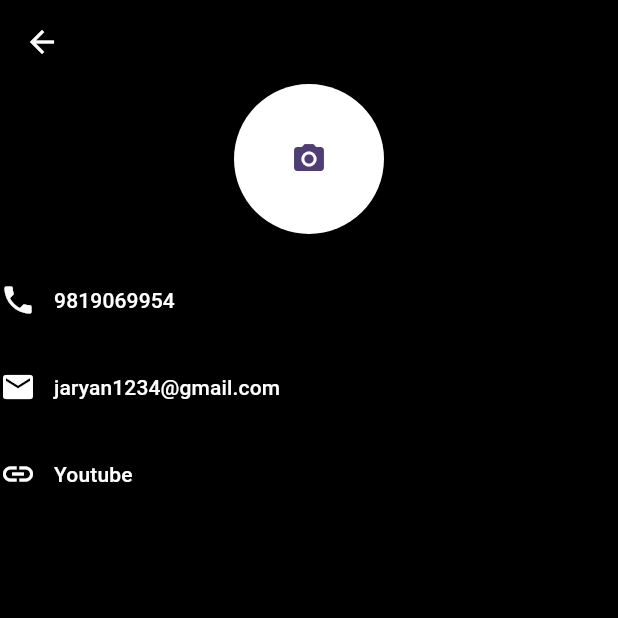
After one commit to arjs1/login-Credential, a Flutter app: the HomePage screen opened directly, item 2 of the bottom bar chosen, after a tap on "jaryan1234@gmail.com", on a phone screen of 412 x 824 dp, the top half of it. The commit adds this screen. Run offline on Flutter 3.47's test engine with Material 3 defaults, Android fonts, the light colour scheme and no system bars; our stand-ins replace image_picker.

Commit message:
commit successfull

```diff
--- a/lib/home/pages/homepage.dart
+++ b/lib/home/pages/homepage.dart
@@ -1,4 +1,5 @@
 import 'package:flutter/material.dart';
+import 'package:logincredential/home/pages/profilePage.dart';
 
 class HomePage extends StatefulWidget {
   const HomePage({super.key});
@@ -8,6 +9,18 @@ class HomePage extends StatefulWidget {
 }
 
 class _HomePageState extends State<HomePage> {
+  final List<Widget> _children = [
+    HomePage(),
+    ProfilePage(),
+  ];
+  _onTap() {
+    // this has changed
+    Navigator.of(context).push(MaterialPageRoute(
+        builder: (BuildContext context) =>
+            _children[_currentIndex])); // this has changed
+  }
+
+  int _currentIndex = 0;
   @override
   Widget build(BuildContext context) {
     return Scaffold(
@@ -24,19 +37,32 @@ class _HomePageState extends State<HomePage> {
           ),
         ),
       ),
-      body: Row(
-        mainAxisAlignment: MainAxisAlignment.center,
-        children: [
-          Center(
-            child: Text(
-              "Welcome To The Real World",
-              style: TextStyle(
-                color: Colors.white,
-                fontSize: 20,
-              ),
+      body: Container(),
+      bottomNavigationBar: BottomNavigationBar(
+        selectedItemColor: Colors.blue,
+        unselectedItemColor: Colors.white,
+        backgroundColor: Colors.black,
+        currentIndex: _currentIndex,
+        items: const [
+          BottomNavigationBarItem(
+            icon: Icon(
+              Icons.home,
             ),
+            label: 'Home',
+          ),
+          BottomNavigationBarItem(
+            icon: Icon(
+              Icons.person,
+            ),
+            label: 'Profile',
           ),
         ],
+        onTap: (index) {
+          setState(() {
+            _currentIndex = index;
+          });
+          _onTap();
+        },
       ),
     );
   }
--- /dev/null
+++ b/lib/home/pages/profilePage.dart
@@ -0,0 +1,122 @@
+import 'dart:io';
+
+import 'package:flutter/material.dart';
+import 'package:image_picker/image_picker.dart';
+import 'package:url_launcher/url_launcher.dart';
+
+class ProfilePage extends StatefulWidget {
+  const ProfilePage({super.key});
+
+  @override
+  State<ProfilePage> createState() => _ProfilePageState();
+}
+
+class _ProfilePageState extends State<ProfilePage> {
+  @override
+  Widget build(BuildContext context) {
+    return Scaffold(
+      backgroundColor: Colors.black,
+      appBar: AppBar(
+        backgroundColor: Colors.transparent,
+        leading: GestureDetector(
+          onTap: () {
+            Navigator.pop(context);
+          },
+          child: Icon(
+            Icons.arrow_back,
+            color: Colors.white,
+          ),
+        ),
+      ),
+      body: Center(
+        child: Column(
+          children: [
+            Container(
+              child: CircleAvatar(
+                backgroundColor: Colors.white,
+                radius: 50,
+                child: Icon(Icons.photo_camera),
+              ),
+            ),
+            SizedBox(
+              height: 20,
+            ),
+            Row(
+              children: [
+                Icon(
+                  Icons.phone,
+                  color: Colors.white,
+                ),
+                TextButton(
+                  onPressed: () {
+                    launchUrl(
+                      Uri(scheme: 'tel', path: "9819069954"),
+                      mode: LaunchMode.externalApplication,
+                    );
+                  },
+                  child: Text(
+                    "9819069954",
+                    style: TextStyle(
+                      color: Colors.white,
+                    ),
+                  ),
+                ),
+              ],
+            ),
+            SizedBox(
+              height: 10,
+            ),
+            Row(
+              children: [
+                Icon(
+                  Icons.email,
+                  color: Colors.white,
+                ),
+                TextButton(
+                  onPressed: () {
+                    launchUrl(
+                        Uri(
+                          scheme: 'mailto',
+                          path: "jaryan1234@gmail.com",
+                        ),
+                        mode: LaunchMode.externalApplication);
+                  },
+                  child: Text(
+                    "jaryan1234@gmail.com",
+                    style: TextStyle(
+                      color: Colors.white,
+                    ),
+                  ),
+                ),
+              ],
+            ),
+            SizedBox(
+              height: 10,
+            ),
+            Row(
+              children: [
+                Icon(
+                  Icons.link,
+                  color: Colors.white,
+                ),
+                TextButton(
+                  onPressed: () {
+                    const Link = 'https://www.youtube.com/';
+                    launchUrl(Uri.parse(Link),
+                        mode: LaunchMode.inAppBrowserView);
+                  },
+                  child: Text(
+                    "Youtube",
+                    style: TextStyle(
+                      color: Colors.white,
+                    ),
+                  ),
+                ),
+              ],
+            ),
+          ],
+        ),
+      ),
+    );
+  }
+}
--- a/pubspec.yaml
+++ b/pubspec.yaml
@@ -35,6 +35,9 @@ dependencies:
   # The following adds the Cupertino Icons font to your application.
   # Use with the CupertinoIcons class for iOS style icons.
   cupertino_icons: ^1.0.2
+  image_picker: ^1.0.8
+  url_launcher: ^6.2.6
+
 
 dev_dependencies:
   flutter_test:
```
Also changed, not shown: lib/home/pages/loginPage.dart (+10 -16 lines), lib/home/pages/signupPage.dart (+6 -22 lines), pubspec.lock, 5 other files.
